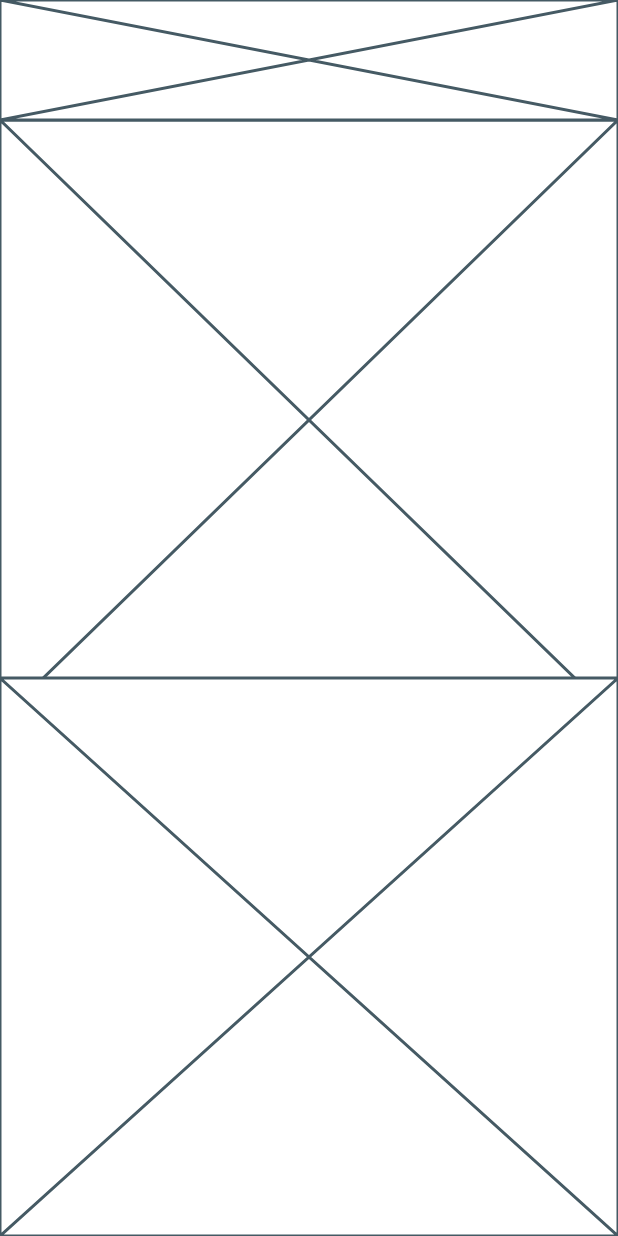
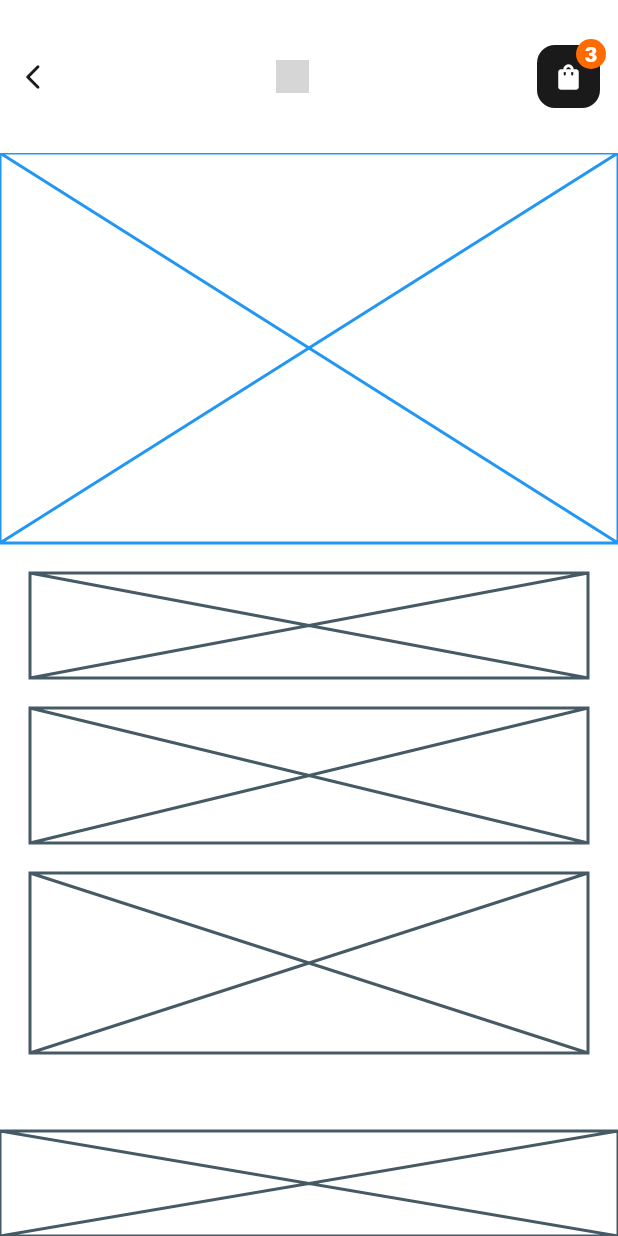
Before and after one commit to oumerjm/MyShoeAppFlutter, a Flutter app: the screen it shows after launch, on a phone screen of 412 x 824 dp. Run offline on Flutter 3.47's test engine with Material 3 defaults, Android fonts, the phone set to English and light mode, and no system bars; our stand-ins replace flutter_svg; network calls fail; grey boxes are pictures that could not be loaded.

Commit message:
done the app bar

```diff
--- a/lib/main.dart
+++ b/lib/main.dart
@@ -1,22 +1,21 @@
 import 'package:flutter/material.dart';
+import 'package:flutter_svg/flutter_svg.dart';
+import 'package:shoe_app_flutter/constants.dart';
 
 void main() {
   runApp(const ShoeApp());
 }
-
 
 class ShoeApp extends StatelessWidget {
   const ShoeApp({super.key});
 
   @override
   Widget build(BuildContext context) {
-    return  MaterialApp(
+    return MaterialApp(
       title: "Shoe_App",
-      debugShowCheckedModeBanner: false ,
-      theme: ThemeData.dark(
-        useMaterial3: true
-      ),
-      home:  ProductDetailPage(),
+      debugShowCheckedModeBanner: false,
+      theme: ThemeData.dark(useMaterial3: true),
+      home: ProductDetailPage(),
     );
   }
 }
@@ -31,36 +30,104 @@
 class _ProductDetailPageState extends State<ProductDetailPage> {
   @override
   Widget build(BuildContext context) {
-    return  Scaffold(
+    return Scaffold(
       backgroundColor: Colors.white,
       body: SafeArea(
         child: Column(
           children: [
-          Placeholder(fallbackHeight: 80,),
+            //top navbar
+            Padding(
+              padding: const EdgeInsets.symmetric(horizontal: 12, vertical: 30),
+              child: Row(
+                mainAxisAlignment: MainAxisAlignment.spaceBetween,
+                children: [
+                  GestureDetector(
+                    onTap: () {
+                      print("ouch!!");
+                    },
+                    child: Icon(
+                      Icons.arrow_back_ios_new_rounded,
+                      color: kDark,
+                      size: 20,
+                    ),
+                  ),
+                  //try to get the image in a local folder later
+                  SvgPicture.network(
+                    'https://upload.wikimedia.org/wikipedia/commons/a/a6/Logo_NIKE.svg',
+                    height: 22,
+                    colorFilter: const ColorFilter.mode(kDark, BlendMode.srcIn),
+                  ),
+                  Stack(
+                    clipBehavior: Clip.none,
+                    children: [
+                      Container(
+                        width: 42,
+                        height: 42,
+                        decoration: BoxDecoration(
+                          color: kDark,
+                          borderRadius: BorderRadius.circular(12),
+                        ),
+                        child: Icon(
+                          Icons.shopping_bag_rounded,
+                          color: Colors.white,
+                          size: 20,
+                        ),
+                      ),
+                      Positioned(
+                        top: -4,
+                        right: -4,
+
+                        child: Container(
+                          alignment: Alignment.center,
+                          width: 20,
+                          height: 20,
+                          decoration: BoxDecoration(
+                            color: kOrange,
+                            shape: BoxShape.circle,
+                          ),
+                          child: Text(
+                            "3",
+                            style: TextStyle(
+                              color: Colors.white,
+                              fontWeight: FontWeight.w800,
+                            ),
+                          ),
+                        ),
+                      ),
+                    ],
+                  ),
+                ],
+              ),
+            ),
             Expanded(
-
               child: SingleChildScrollView(
                 physics: BouncingScrollPhysics(),
                 child: Column(
-                crossAxisAlignment: CrossAxisAlignment.center,
+                  crossAxisAlignment: CrossAxisAlignment.start,
                   children: [
-                  Placeholder(),
-                  SizedBox(height: 20,),
-                  Column(
+                    Placeholder(fallbackHeight: 260, color: Colors.blue),
+                    SizedBox(height: 20),
+                    Padding(
+                      padding: const EdgeInsets.symmetric(horizontal: 20),
+                      child: Column(
                         children: [
-                      Placeholder(),
-                      SizedBox(height: 20,),
-                      Placeholder(),
-                      SizedBox(height: 20,),
-                      Placeholder()
-                    ],
-                  )
+                          Placeholder(fallbackHeight: 70),
+                          SizedBox(height: 20),
+                          Placeholder(fallbackHeight: 90),
+                          SizedBox(height: 20),
+                          Placeholder(fallbackHeight: 120),
+                          SizedBox(height: 100),
                         ],
                       ),
-            )),
-          Expanded(child: Placeholder(fallbackHeight: 70,))
+                    ),
                   ],
-      )),
+                ),
+              ),
+            ),
+            Placeholder(fallbackHeight: 70),
+          ],
+        ),
+      ),
     );
   }
 }
--- a/pubspec.yaml
+++ b/pubspec.yaml
@@ -30,6 +30,8 @@
 dependencies:
   flutter:
     sdk: flutter
+
+  flutter_svg: ^2.0.10+1
 
   # The following adds the Cupertino Icons font to your application.
   # Use with the CupertinoIcons class for iOS style icons.
```
Also changed, not shown: pubspec.lock. Lines whose indentation alone changed are shown as unchanged.
